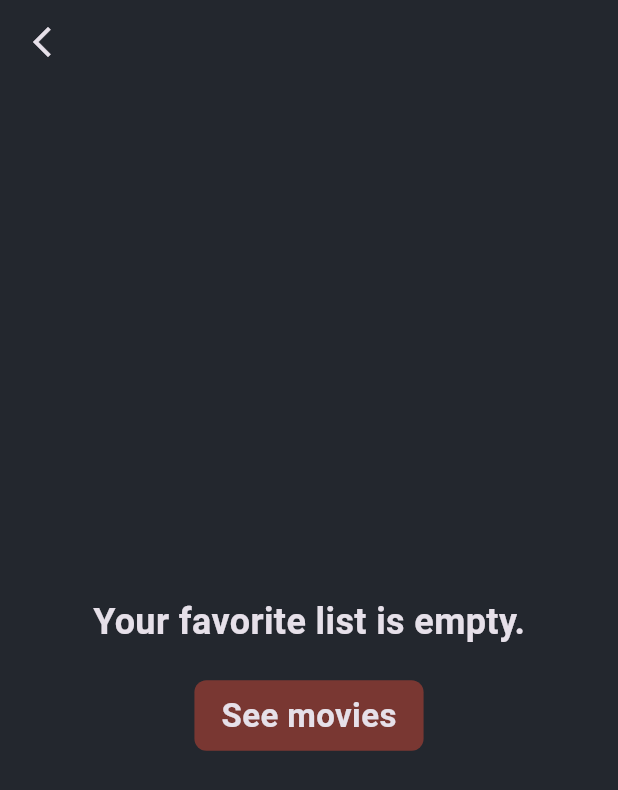
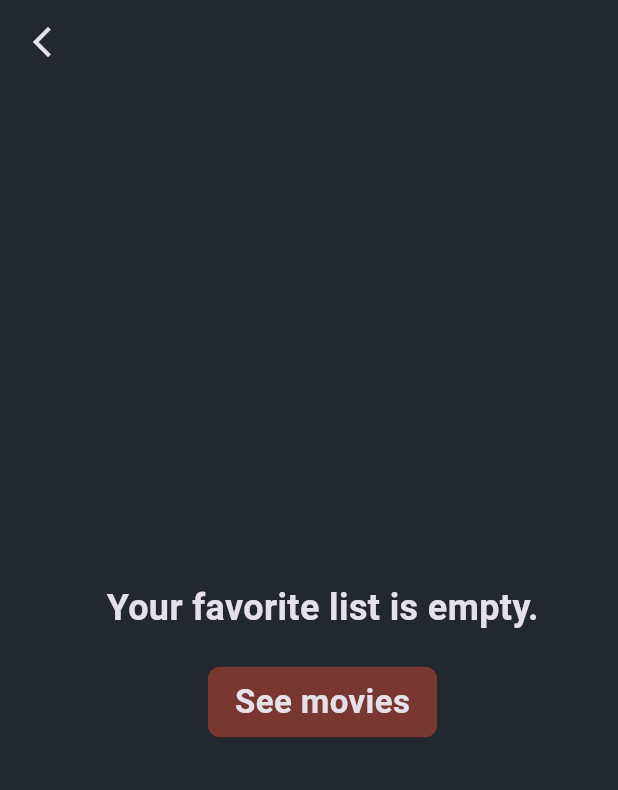
Before and after one commit to leonardojpereira/flutterflix_app, a Flutter app: the screen it shows after launch, after a tap on the "star" icon, on a phone screen of 412 x 824 dp. Shown: the top 790 px of the screen. Run offline on Flutter 3.47's test engine with Material 3 defaults, Android fonts, the phone set to English and light mode, and no system bars; our stand-ins replace carousel_slider, flutter_rating_bar, google_nav_bar, shared_preferences; network calls fail.

```diff
--- a/desafio_02_movies/lib/components/favorite_movie_item.dart
+++ b/desafio_02_movies/lib/components/favorite_movie_item.dart
@@ -74,7 +74,7 @@ class _FavoriteMovieItemState extends State<FavoriteMovieItem> {
         color: Colors.white,
         onRefresh: _handleRefresh,
         child: Padding(
-          padding: const EdgeInsets.only(left: 18, top: 18, right: 18),
+          padding: const EdgeInsets.only(left: 18),
           child: _isRefreshing
               ? Center(child: CircularProgressIndicator())
               : favoriteMovies.isEmpty
@@ -112,12 +112,15 @@ class _FavoriteMovieItemState extends State<FavoriteMovieItem> {
                         ],
                       ),
                     )
-                  : ListView.builder(
+                  :
+                  Padding(
+                    padding: const EdgeInsets.only(bottom: 22.0),
+                    child: ListView.builder(
                         itemCount: favoriteMovies.length,
                         itemBuilder: (context, index) {
                           Movie movie = favoriteMovies[index];
                           return Padding(
-                          padding: const EdgeInsets.only(bottom: 22.0),
+                            padding: const EdgeInsets.only(top: 22.0,),
                             child: Row(
                               crossAxisAlignment: CrossAxisAlignment.start,
                               children: [
@@ -210,6 +213,7 @@ class _FavoriteMovieItemState extends State<FavoriteMovieItem> {
                       ),
                   ),
         ),
+      ),
     );
   }
 }
--- a/desafio_02_movies/lib/components/home_body.dart
+++ b/desafio_02_movies/lib/components/home_body.dart
@@ -1,8 +1,8 @@
+import 'package:flutter/material.dart';
 import 'package:desafio_02_movies/components/movie_slider.dart';
 import 'package:desafio_02_movies/components/popular_movie_slider.dart';
 import 'package:desafio_02_movies/models/movie.dart';
 import 'package:desafio_02_movies/services/api.dart';
-import 'package:flutter/material.dart';
 
 class HomeBody extends StatefulWidget {
   const HomeBody({Key? key}) : super(key: key);
@@ -17,6 +17,8 @@ class _HomeBodyState extends State<HomeBody> {
   late Future<List<Movie>> upcomingMovies;
   late Future<List<Movie>> searchedMovies;
   bool isSearching = false;
+  final TextEditingController searchController = TextEditingController();
+  final FocusNode searchFocusNode = FocusNode();
 
   @override
   void initState() {
@@ -26,7 +28,7 @@ class _HomeBodyState extends State<HomeBody> {
     upcomingMovies = Api().getupcomingMovies();
   }
 
-  Future<void> searchMovies(String query) async {
+  void searchMovies(String query) async {
     if (query.isNotEmpty) {
       final List<Movie> movies = await Api().getAllMovies();
       final List<Movie> searchedMoviesList = movies
@@ -34,7 +36,7 @@ class _HomeBodyState extends State<HomeBody> {
               movie.title.toLowerCase().contains(query.toLowerCase()))
           .toList();
 
-      // fiz essa função para remover filmes duplicados quando pesquisar
+      // Remove filmes duplicados quando pesquisar
       final Map<String, Movie> uniqueMoviesMap = {};
       for (final movie in searchedMoviesList) {
         uniqueMoviesMap[movie.title.toLowerCase()] = movie;
@@ -51,11 +53,30 @@ class _HomeBodyState extends State<HomeBody> {
         searchedMovies = Future.value([]);
       });
     }
+    searchFocusNode.unfocus();
+  }
+
+  void onSearchSubmitted(String value) {
+    searchMovies(value);
+  }
+
+  void onSearchTextChanged(String value) {
+    if (value.isEmpty) {
+      setState(() {
+        isSearching = false;
+      });
+    }
+  }
+
+  void onTapOutsideSearchBar() {
+    searchFocusNode.unfocus();
   }
 
   @override
   Widget build(BuildContext context) {
-    return SingleChildScrollView(
+    return GestureDetector(
+      onTap: onTapOutsideSearchBar,
+      child: SingleChildScrollView(
         physics: const BouncingScrollPhysics(),
         child: Padding(
           padding: const EdgeInsets.only(left: 22, bottom: 22),
@@ -79,7 +100,12 @@ class _HomeBodyState extends State<HomeBody> {
                       MaterialStateProperty.all(const ContinuousRectangleBorder(
                     borderRadius: BorderRadius.all(Radius.circular(20)),
                   )),
-                onChanged: (query) => searchMovies(query),
+                  controller: searchController,
+                  onSubmitted:
+                      onSearchSubmitted, // Chamado quando pressionar Enter
+                  onChanged: onSearchTextChanged, // Chamado quando o texto muda
+                  focusNode:
+                      searchFocusNode, // Associar o FocusNode ao TextField
                 ),
               ),
               if (isSearching)
@@ -236,6 +262,7 @@ class _HomeBodyState extends State<HomeBody> {
             ],
           ),
         ),
+      ),
     );
   }
 }
```
Lines whose indentation alone changed are shown as unchanged.
